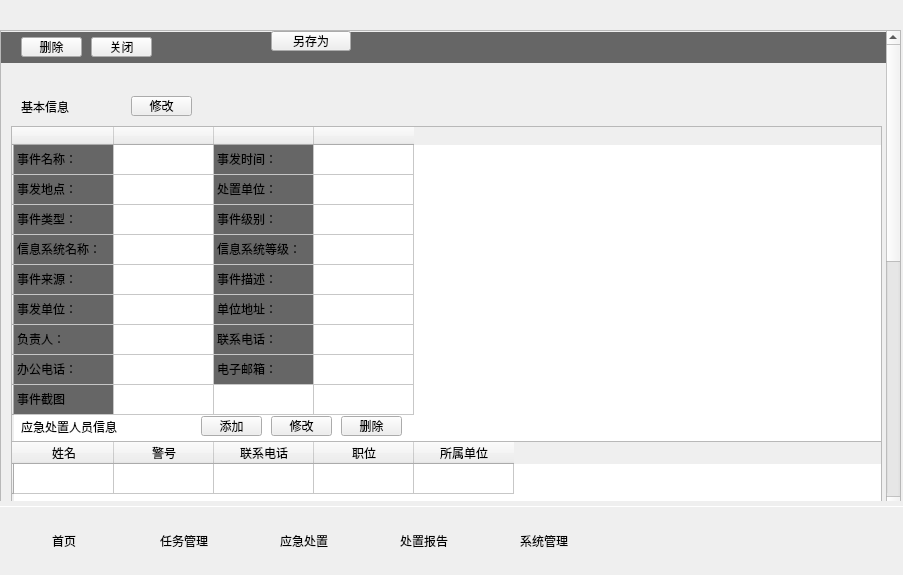
This is maindialog.ui in sl5976886/sectool as Qt 5 draws it before an edit. The edited form follows.
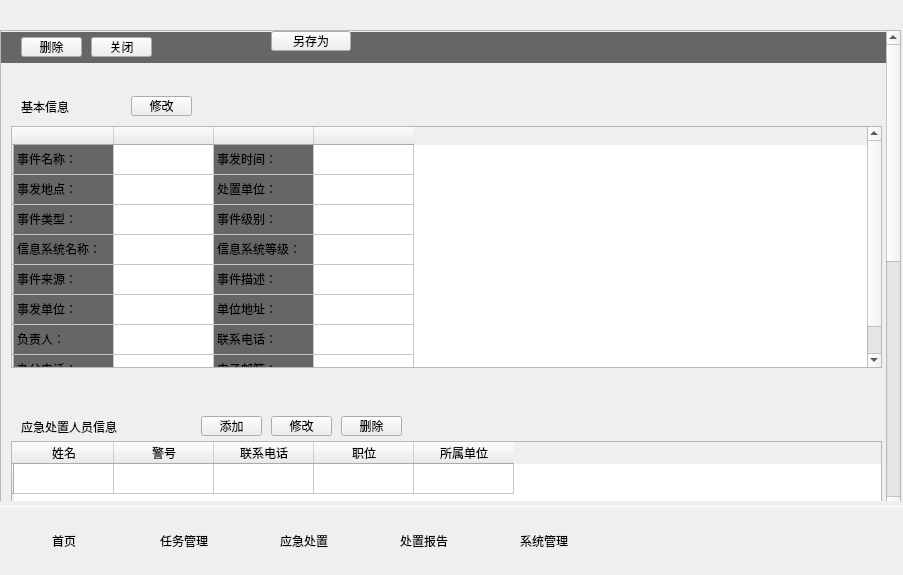
This is the edited form. Icons and pictures are not drawn.

What changed in the file:
```diff
--- a/maindialog.ui
+++ b/maindialog.ui
@@ -404,7 +404,7 @@
       <property name="geometry">
        <rect>
         <x>0</x>
-        <y>0</y>
+        <y>-24</y>
         <width>885</width>
         <height>1000</height>
        </rect>
@@ -453,7 +453,7 @@
          <x>10</x>
          <y>95</y>
          <width>871</width>
-         <height>381</height>
+         <height>242</height>
         </rect>
        </property>
        <row>
@@ -496,11 +496,6 @@
          <string/>
         </property>
        </row>
-       <row>
-        <property name="text">
-         <string/>
-        </property>
-       </row>
        <column>
         <property name="text">
          <string/>
@@ -793,23 +788,6 @@
          <set>ItemIsDragEnabled|ItemIsUserCheckable|ItemIsEnabled</set>
         </property>
        </item>
-       <item row="8" column="0">
-        <property name="text">
-         <string>事件截图</string>
-        </property>
-        <property name="background">
-         <brush brushstyle="SolidPattern">
-          <color alpha="255">
-           <red>102</red>
-           <green>102</green>
-           <blue>102</blue>
-          </color>
-         </brush>
-        </property>
-        <property name="flags">
-         <set>ItemIsDragEnabled|ItemIsUserCheckable|ItemIsEnabled</set>
-        </property>
-       </item>
       </widget>
       <widget class="QLabel" name="label_6">
        <property name="geometry">
```
